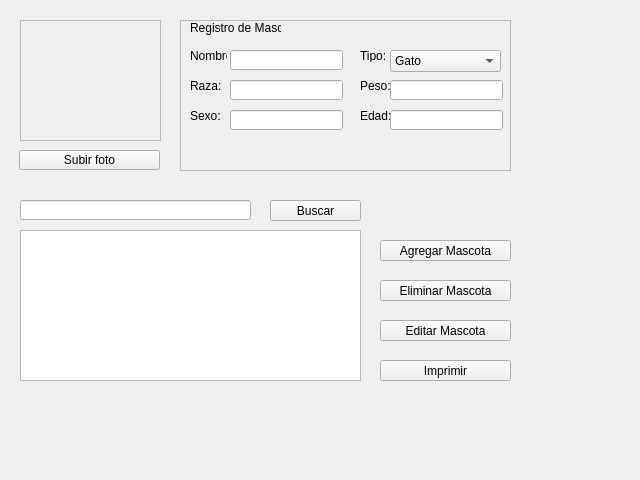
The window that ui/controlwidget.ui (Mileybis/RegistroDeMascotas) describes before a commit, drawn with Qt 5.
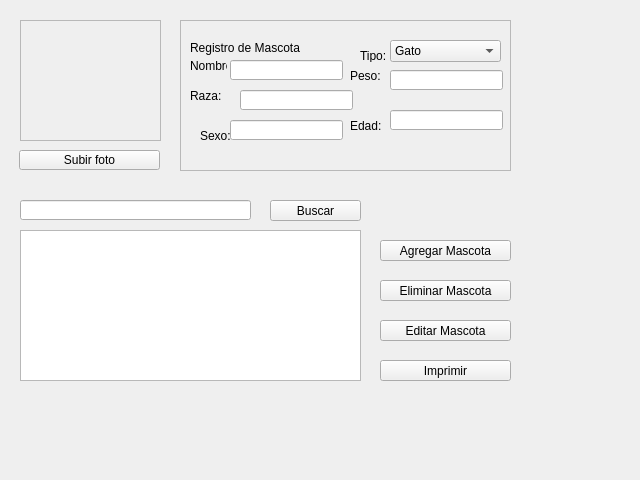
The same window after the commit. Icons and pictures are not drawn.

Commit message: ya el cliente se conecta al servidor, aun no envia datos relevantes

```diff
--- a/ui/controlwidget.ui
+++ b/ui/controlwidget.ui
@@ -13,19 +13,6 @@
   <property name="windowTitle">
    <string>Form</string>
   </property>
-  <widget class="QLabel" name="peso">
-   <property name="geometry">
-    <rect>
-     <x>360</x>
-     <y>80</y>
-     <width>37</width>
-     <height>12</height>
-    </rect>
-   </property>
-   <property name="text">
-    <string>Peso:</string>
-   </property>
-  </widget>
   <widget class="QPushButton" name="btneditar">
    <property name="geometry">
     <rect>
@@ -58,51 +45,6 @@
     <iconset theme="QIcon::ThemeIcon::ApplicationExit"/>
    </property>
   </widget>
-  <widget class="QComboBox" name="comboBoxtipo">
-   <property name="geometry">
-    <rect>
-     <x>390</x>
-     <y>50</y>
-     <width>111</width>
-     <height>22</height>
-    </rect>
-   </property>
-   <item>
-    <property name="text">
-     <string>Gato</string>
-    </property>
-   </item>
-   <item>
-    <property name="text">
-     <string>Perro</string>
-    </property>
-   </item>
-   <item>
-    <property name="text">
-     <string>Ave</string>
-    </property>
-   </item>
-  </widget>
-  <widget class="QLineEdit" name="lineEditraza">
-   <property name="geometry">
-    <rect>
-     <x>230</x>
-     <y>80</y>
-     <width>113</width>
-     <height>20</height>
-    </rect>
-   </property>
-  </widget>
-  <widget class="QLineEdit" name="lineEditsexo">
-   <property name="geometry">
-    <rect>
-     <x>230</x>
-     <y>110</y>
-     <width>113</width>
-     <height>20</height>
-    </rect>
-   </property>
-  </widget>
   <widget class="QPushButton" name="btnagregar">
    <property name="geometry">
     <rect>
@@ -152,42 +94,6 @@
     </rect>
    </property>
   </widget>
-  <widget class="QLabel" name="nombre">
-   <property name="geometry">
-    <rect>
-     <x>190</x>
-     <y>50</y>
-     <width>37</width>
-     <height>12</height>
-    </rect>
-   </property>
-   <property name="text">
-    <string>Nombre:</string>
-   </property>
-  </widget>
-  <widget class="QLabel" name="edad">
-   <property name="geometry">
-    <rect>
-     <x>360</x>
-     <y>110</y>
-     <width>37</width>
-     <height>12</height>
-    </rect>
-   </property>
-   <property name="text">
-    <string>Edad:</string>
-   </property>
-  </widget>
-  <widget class="QLineEdit" name="lineEditEdad">
-   <property name="geometry">
-    <rect>
-     <x>390</x>
-     <y>110</y>
-     <width>113</width>
-     <height>20</height>
-    </rect>
-   </property>
-  </widget>
   <widget class="QPushButton" name="btnbuscar">
    <property name="geometry">
     <rect>
@@ -219,35 +125,39 @@
    <property name="frameShadow">
     <enum>QFrame::Shadow::Raised</enum>
    </property>
-  </widget>
-  <widget class="QLabel" name="labeltitulo1">
+   <widget class="QComboBox" name="comboBoxtipo">
+    <property name="enabled">
+     <bool>true</bool>
+    </property>
    <property name="geometry">
     <rect>
-     <x>190</x>
+      <x>210</x>
      <y>20</y>
-     <width>91</width>
-     <height>16</height>
-    </rect>
-   </property>
+      <width>111</width>
+      <height>22</height>
+     </rect>
+    </property>
+    <item>
    <property name="text">
-    <string>Registro de Mascota</string>
-   </property>
-  </widget>
-  <widget class="QLineEdit" name="lineEditpeso">
-   <property name="geometry">
-    <rect>
-     <x>390</x>
-     <y>80</y>
-     <width>113</width>
-     <height>20</height>
-    </rect>
-   </property>
+      <string>Gato</string>
+     </property>
+    </item>
+    <item>
+     <property name="text">
+      <string>Perro</string>
+     </property>
+    </item>
+    <item>
+     <property name="text">
+      <string>Ave</string>
+     </property>
+    </item>
   </widget>
   <widget class="QLabel" name="tipo">
    <property name="geometry">
     <rect>
-     <x>360</x>
-     <y>50</y>
+      <x>180</x>
+      <y>30</y>
      <width>37</width>
      <height>12</height>
     </rect>
@@ -256,11 +166,80 @@
     <string>Tipo:</string>
    </property>
   </widget>
+   <widget class="QLineEdit" name="lineEditpeso">
+    <property name="geometry">
+     <rect>
+      <x>210</x>
+      <y>50</y>
+      <width>113</width>
+      <height>20</height>
+     </rect>
+    </property>
+   </widget>
+   <widget class="QLabel" name="peso">
+    <property name="geometry">
+     <rect>
+      <x>170</x>
+      <y>50</y>
+      <width>37</width>
+      <height>12</height>
+     </rect>
+    </property>
+    <property name="text">
+     <string>Peso:</string>
+    </property>
+   </widget>
+   <widget class="QLineEdit" name="lineEditEdad">
+    <property name="geometry">
+     <rect>
+      <x>210</x>
+      <y>90</y>
+      <width>113</width>
+      <height>20</height>
+     </rect>
+    </property>
+   </widget>
+   <widget class="QLabel" name="edad">
+    <property name="geometry">
+     <rect>
+      <x>170</x>
+      <y>100</y>
+      <width>37</width>
+      <height>12</height>
+     </rect>
+    </property>
+    <property name="text">
+     <string>Edad:</string>
+    </property>
+   </widget>
+   <widget class="QLineEdit" name="lineEditsexo">
+    <property name="geometry">
+     <rect>
+      <x>50</x>
+      <y>100</y>
+      <width>113</width>
+      <height>20</height>
+     </rect>
+    </property>
+   </widget>
+   <widget class="QLabel" name="sexo">
+    <property name="geometry">
+     <rect>
+      <x>20</x>
+      <y>110</y>
+      <width>37</width>
+      <height>12</height>
+     </rect>
+    </property>
+    <property name="text">
+     <string>Sexo:</string>
+    </property>
+   </widget>
   <widget class="QLabel" name="raza">
    <property name="geometry">
     <rect>
-     <x>190</x>
-     <y>80</y>
+      <x>10</x>
+      <y>70</y>
      <width>37</width>
      <height>12</height>
     </rect>
@@ -269,15 +248,52 @@
     <string>Raza:</string>
    </property>
   </widget>
+   <widget class="QLineEdit" name="lineEditraza">
+    <property name="geometry">
+     <rect>
+      <x>60</x>
+      <y>70</y>
+      <width>113</width>
+      <height>20</height>
+     </rect>
+    </property>
+   </widget>
   <widget class="QLineEdit" name="lineEditname">
    <property name="geometry">
     <rect>
-     <x>230</x>
-     <y>50</y>
+      <x>50</x>
+      <y>40</y>
      <width>113</width>
      <height>20</height>
     </rect>
    </property>
+   </widget>
+   <widget class="QLabel" name="nombre">
+    <property name="geometry">
+     <rect>
+      <x>10</x>
+      <y>40</y>
+      <width>37</width>
+      <height>12</height>
+     </rect>
+    </property>
+    <property name="text">
+     <string>Nombre:</string>
+    </property>
+   </widget>
+   <widget class="QLabel" name="labeltitulo1">
+    <property name="geometry">
+     <rect>
+      <x>10</x>
+      <y>20</y>
+      <width>131</width>
+      <height>16</height>
+     </rect>
+    </property>
+    <property name="text">
+     <string>Registro de Mascota</string>
+    </property>
+   </widget>
   </widget>
   <widget class="QFrame" name="subirfoto">
    <property name="geometry">
@@ -295,19 +311,6 @@
     <enum>QFrame::Shadow::Raised</enum>
    </property>
   </widget>
-  <widget class="QLabel" name="sexo">
-   <property name="geometry">
-    <rect>
-     <x>190</x>
-     <y>110</y>
-     <width>37</width>
-     <height>12</height>
-    </rect>
-   </property>
-   <property name="text">
-    <string>Sexo:</string>
-   </property>
-  </widget>
   <widget class="QPushButton" name="btnimprimir">
    <property name="geometry">
     <rect>
```
Left out of the diff: 10 changed lines with no effect on the pictures. Lines whose indentation alone changed are shown as unchanged. The commit also changes 2 other files.
